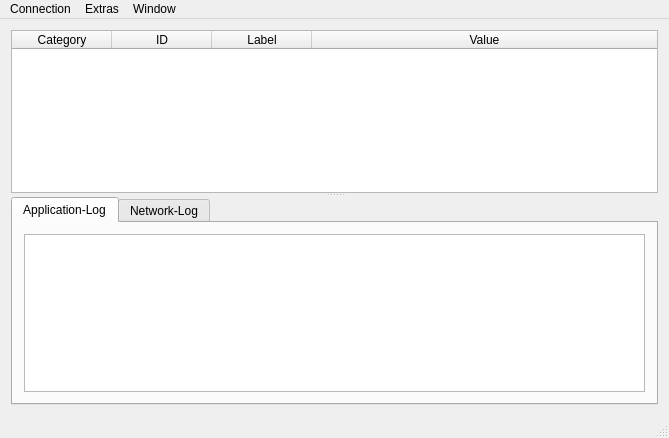
Above: Qt-Client/Hardware-Monitor/MainWindow.ui from agrippa1994/Hardware-Monitor-AIDA64 before the change. Below: the same form after it.
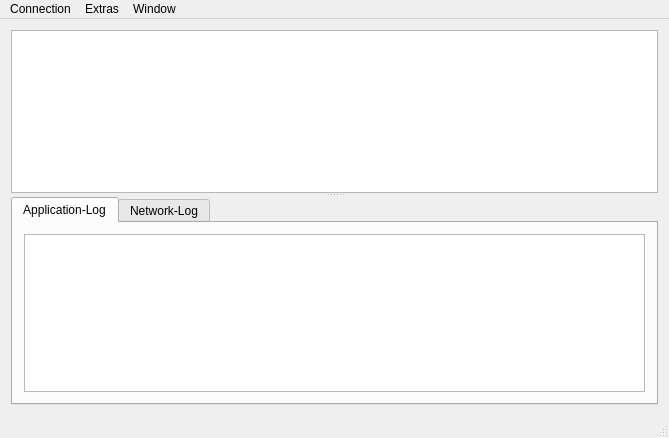
That is the form after the change.

What changed in the file:
```diff
--- a/Qt-Client/Hardware-Monitor/MainWindow.ui
+++ b/Qt-Client/Hardware-Monitor/MainWindow.ui
@@ -40,7 +40,7 @@
         <enum>Qt::SolidLine</enum>
        </property>
        <attribute name="horizontalHeaderVisible">
-        <bool>true</bool>
+        <bool>false</bool>
        </attribute>
        <attribute name="horizontalHeaderCascadingSectionResizes">
         <bool>true</bool>
```
Left out of the diff: 2 changed lines with no effect on the pictures.
